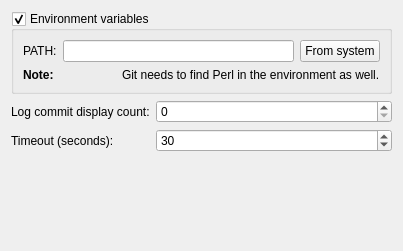
Above: src/plugins/git/settingspage.ui from qt-creator/qt-creator before the change. Below: the same form after it.
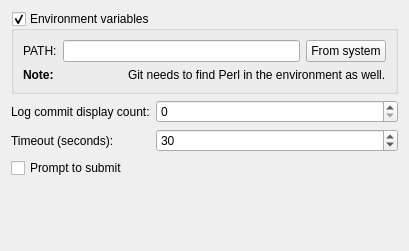
That is the form after the change.

Commit message:
Make the "prompt to submit" setting a per-plugin one.
Provide a checkable message box to be able to turn
prompting off when asked.

Patch:
```diff
--- a/src/plugins/git/settingspage.ui
+++ b/src/plugins/git/settingspage.ui
@@ -6,7 +6,7 @@
    <rect>
     <x>0</x>
     <y>0</y>
-    <width>403</width>
+    <width>409</width>
     <height>251</height>
    </rect>
   </property>
@@ -104,6 +104,13 @@
        </property>
       </widget>
      </item>
+     <item row="2" column="0" colspan="2">
+      <widget class="QCheckBox" name="promptToSubmitCheckBox">
+       <property name="text">
+        <string>Prompt to submit</string>
+       </property>
+      </widget>
+     </item>
     </layout>
    </item>
    <item>
```
The commit also changes 24 other files.
